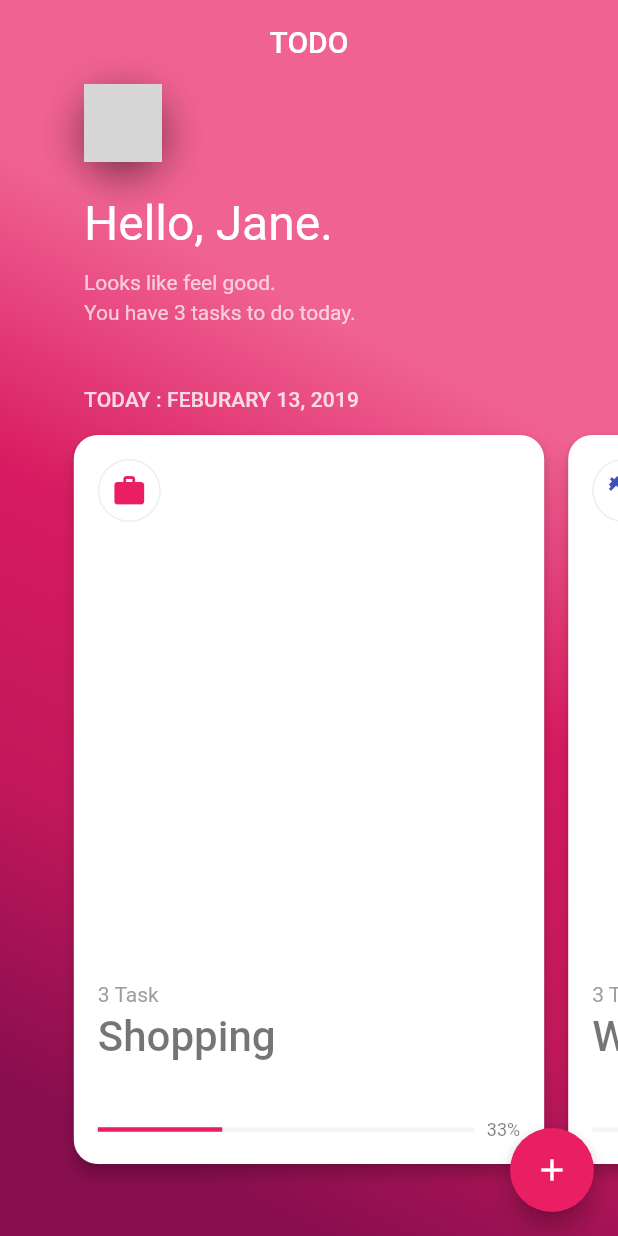
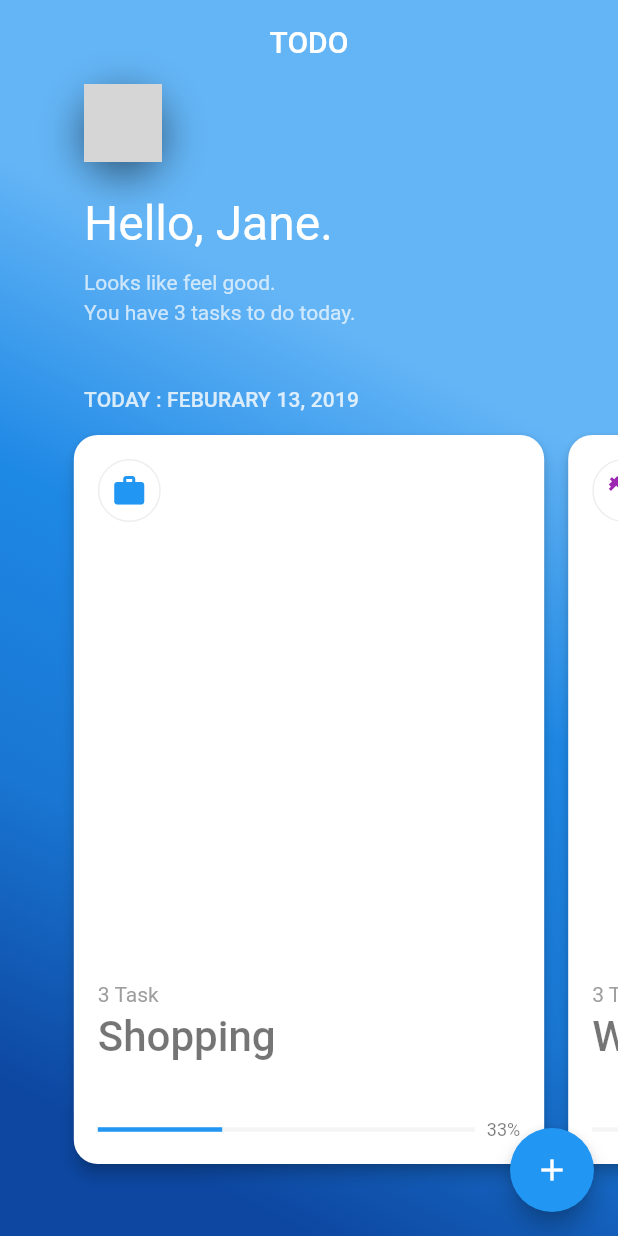
Before and after one commit to sabinbajracharya/fluttery-todo, a Flutter app: the screen it shows after launch, on a phone screen of 412 x 824 dp. Run offline on Flutter 3.47's test engine with Material 2 defaults, Android fonts, the phone set to English and light mode, and no system bars; our stand-ins replace flutter_colorpicker, sqflite; accounts and stored records are empty; generated files the repository leaves out were written again; network calls fail; Roboto replaces fonts that are missing (Hind); grey boxes are pictures that could not be loaded.

Commit message:
Save the newly create card to db

```diff
--- a/lib/db/db_provider.dart
+++ b/lib/db/db_provider.dart
@@ -23,8 +23,8 @@ class DBProvider {
   ];
 
   var tasks = [
-    Task('Shopping', id: '1',  color: 8, codePoint: Icons.work.codePoint),
-    Task('Workout', id: '2', color: 7, codePoint: Icons.fitness_center.codePoint),
+    Task('Shopping', id: '1',  color: Colors.blue.value, codePoint: Icons.work.codePoint),
+    Task('Workout', id: '2', color: Colors.purple.value, codePoint: Icons.fitness_center.codePoint),
   ];
 
   Future<Database> get database async {
@@ -108,6 +108,11 @@ class DBProvider {
     return db.insert('Todo', todo.toJson());
   }
 
+  Future<int> insertTask(Task task) async {
+    final db = await database;
+    return db.insert('Task', task.toJson());
+  }
+
   Future<String> get _localPath async {
     final directory = await getApplicationDocumentsDirectory();
     return directory.path;
--- a/lib/gradient_background.dart
+++ b/lib/gradient_background.dart
@@ -2,7 +2,7 @@ import 'package:flutter/material.dart';
 
 class GradientBackground extends StatelessWidget {
   final Widget child;
-  final MaterialColor color;
+  final Color color;
 
   GradientBackground({@required this.child, @required this.color});
 
@@ -17,17 +17,24 @@ class GradientBackground extends StatelessWidget {
           end: Alignment.bottomLeft,
           // Add one stop for each color. Stops should increase from 0 to 1
           stops: [0.3, 0.5, 0.7, 0.9],
-          colors: [
-            // Colors are easy thanks to Flutter's Colors class.
-            color[300],
-            color[600],
-            color[700],
-            color[900],
-          ],
+          colors: getColorList(color)
         ),
       ),
       curve: Curves.linear,
       child: child, duration: Duration(milliseconds: 500),
     );
   }
+
+  List<Color> getColorList(Color color) {
+    if (color is MaterialColor) {
+      return [
+           color[300],
+           color[600],
+           color[700],
+           color[900],
+          ];
+    } else {
+      return List<Color>.filled(4, color);
+    }
+  }
 }
--- a/lib/main.dart
+++ b/lib/main.dart
@@ -164,9 +164,11 @@ class _MyHomePageState extends State<MyHomePage> {
                 child: NotificationListener<ScrollNotification>(
                   onNotification: (notification) {
                     if (notification is ScrollEndNotification) {
+                      print("ScrollNotification = ${_pageController.page}");
                       var currentPage = _pageController.page.round().toInt();
-                      print("ScrollNotification = ${_pageController.page}");
-                      setState(() => _currentPageIndex = currentPage);
+                      if (_currentPageIndex != currentPage) {
+                        setState(() => _currentPageIndex = currentPage);
+                      }
                     }
                   },
                   child: PageView.builder(
--- a/lib/model/todo_list_model.dart
+++ b/lib/model/todo_list_model.dart
@@ -106,6 +106,13 @@ class TodoListModel extends Model {
     // DBProvider.db.closeDB();
   }
 
+  void addTask(Task task) {
+    _tasks.add(task);
+    _calcTaskCompletionPercent(task.id);
+    _db.insertTask(task);
+    notifyListeners();
+  }
+
   void removeTodo(Todo todo) {
     _todos.removeWhere((it) => it.id == todo.id);
     _syncJob(todo);
--- a/lib/page/add_card_screen.dart
+++ b/lib/page/add_card_screen.dart
@@ -3,7 +3,6 @@ import 'package:scoped_model/scoped_model.dart';
 
 import 'package:todo/model/todo_list_model.dart';
 import 'package:todo/model/task_model.dart';
-import 'package:todo/utils/color_utils.dart';
 import 'package:flutter_colorpicker/block_picker.dart';
 import 'package:todo/component/todo_badge.dart';
 import 'package:todo/component/icon_picker.dart';
@@ -131,10 +130,11 @@ class _AddCardScreenState extends State<AddCardScreen> {
                     Scaffold.of(context).showSnackBar(snackBar);
                     // _scaffoldKey.currentState.showSnackBar(snackBar);
                   } else {
-                    // model.addTodo(Todo(
-                    //   newTask,
-                    //   parent: _task.id,
-                    // ));
+                    model.addTask(Task(
+                      newTask,
+                      codePoint: taskIcon.codePoint,
+                      color: taskColor.value
+                    ));
                     Navigator.pop(context);
                   }
                 },
--- a/lib/utils/color_utils.dart
+++ b/lib/utils/color_utils.dart
@@ -2,16 +2,17 @@ import 'package:flutter/material.dart';
 
 class ColorUtils {
 
-  static const Map<int, MaterialColor> _colors = {
-    0: Colors.blue,
-    1: Colors.green,
-    2: Colors.red,
-    3: Colors.purple,
-    4: Colors.yellow,
-    5: Colors.amber,
-    6: Colors.teal,
-    7: Colors.indigo,
-    8: Colors.pink,
+  static Map<int, Color> _colors = {
+    Colors.blue.value: Colors.blue,
+    Colors.green.value: Colors.green,
+    Colors.red.value: Colors.red,
+    Colors.purple.value: Colors.purple,
+    Colors.yellow.value: Colors.yellow,
+    Colors.amber.value: Colors.amber,
+    Colors.teal.value: Colors.teal,
+    Colors.indigo.value: Colors.indigo,
+    Colors.pink.value: Colors.pink,
+    Colors.black.value: Colors.black,
   };
 
   static Color getColorFrom({int id}) {
```
